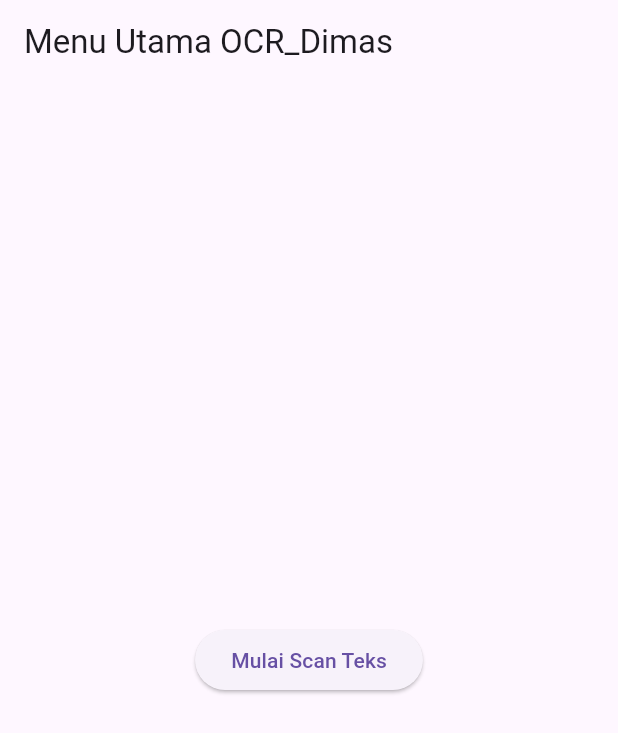
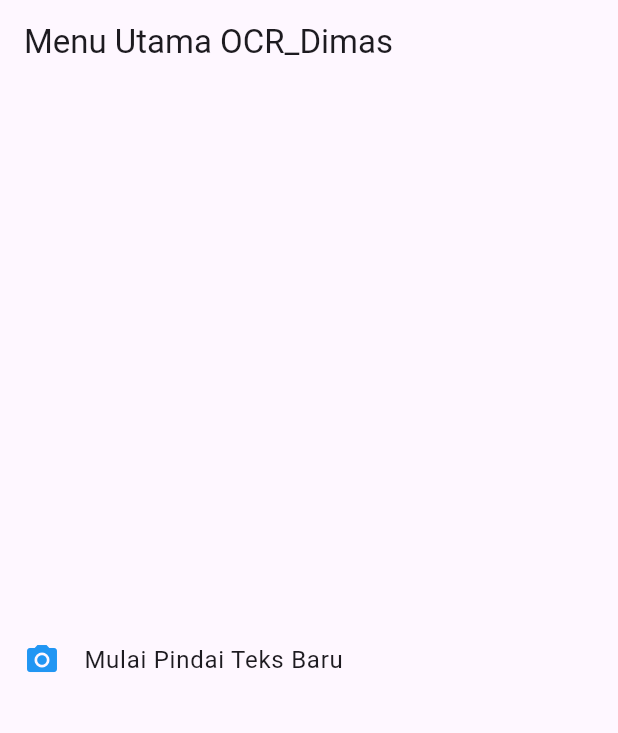
Before and after one commit to stewistzz/flutter_ocr_sederhana, a Flutter app: the screen it shows after launch, on a phone screen of 412 x 824 dp. Shown: the top 733 px of the screen. Run offline on Flutter 3.47's test engine with Material 3 defaults, Android fonts, the light colour scheme and no system bars; our stand-ins replace camera; missing offline and left inert: google_mlkit_text_recognition.

Commit message:
UTS: Selesai Soal 1 - ListTile dan Navigasi Balik

```diff
--- a/lib/screens/home_screen.dart
+++ b/lib/screens/home_screen.dart
@@ -10,14 +10,24 @@
     return Scaffold(
       appBar: AppBar(title: const Text('Menu Utama OCR_Dimas')),
       body: Center(
-        child: ElevatedButton(
-          onPressed: () {
+        // child: ElevatedButton(
+        //   onPressed: () {
+        //     Navigator.push(
+        //       context,
+        //       MaterialPageRoute(builder: (_) => ScanScreen()),
+        //     );
+        //   },
+        //   child: const Text('Mulai Scan Teks'),
+        // ),
+        child: ListTile(
+          title: const Text('Mulai Pindai Teks Baru'),
+          leading: const Icon(Icons.camera_alt, color: Colors.blue),
+          onTap: () {
             Navigator.push(
               context,
               MaterialPageRoute(builder: (_) => ScanScreen()),
             );
           },
-          child: const Text('Mulai Scan Teks'),
         ),
       ),
     );
```
Also changed, not shown: lib/screens/result_screen.dart (+13 -3 lines).
